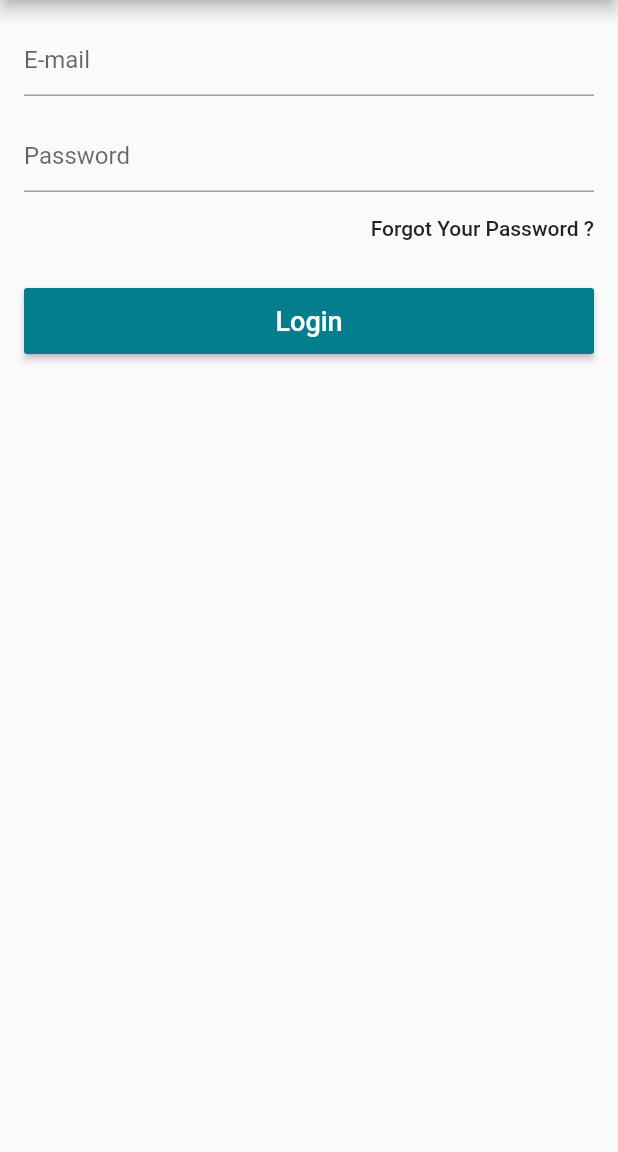
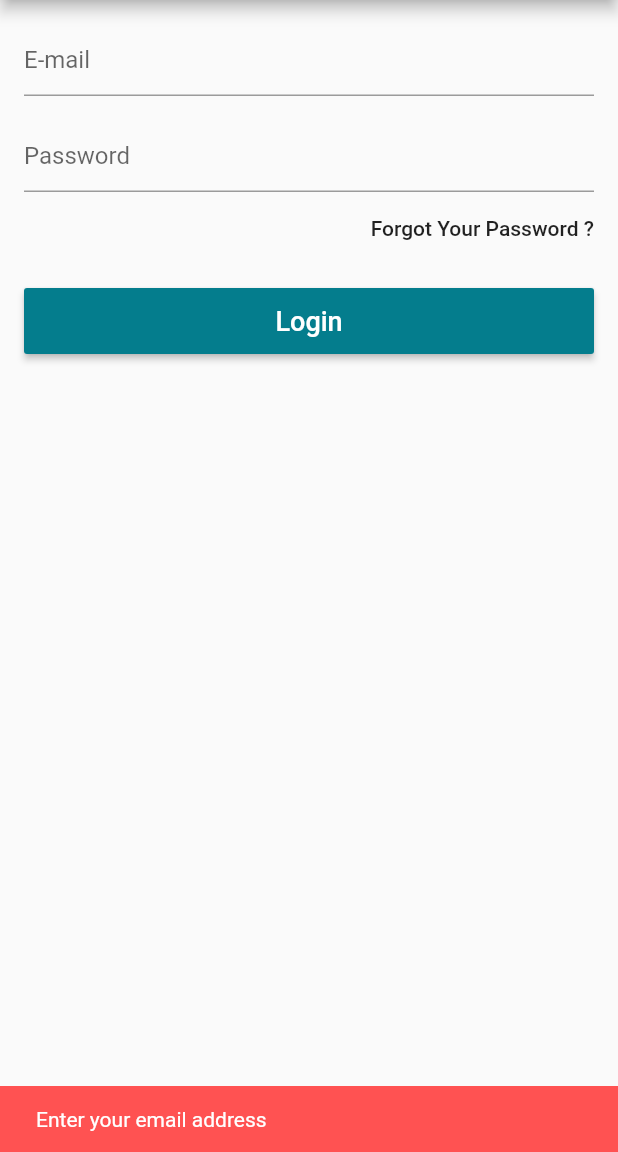
Before and after one commit to AleBark/Online-Store, a Flutter app: the LoginScreen screen opened directly, after a tap on "Forgot Your Password ?", on a phone screen of 412 x 824 dp, the part 84-1236 px from its top. Run offline on Flutter 3.47's test engine with Material 2 defaults, Android fonts, the phone set to English and light mode, and no system bars; our stand-ins replace carousel_pro, cloud_firestore, firebase_auth, transparent_image; accounts and stored records are empty.

Commit message:
forgot password function

```diff
--- a/lib/screens/login_screen.dart
+++ b/lib/screens/login_screen.dart
@@ -9,7 +9,6 @@ class LoginScreen extends StatefulWidget {
 }
 
 class _LoginScreenState extends State<LoginScreen> {
-
   final _formKey = GlobalKey<FormState>();
   final _emailController = TextEditingController();
   final _passwordController = TextEditingController();
@@ -74,7 +73,23 @@ class _LoginScreenState extends State<LoginScreen> {
                   Align(
                     alignment: Alignment.centerRight,
                     child: FlatButton(
-                      onPressed: () {},
+                      onPressed: () {
+                        if (_emailController.text.isEmpty) {
+                          _scaffoldKey.currentState.showSnackBar(SnackBar(
+                            content: Text("Enter your email "
+                                "address"),
+                            backgroundColor: Colors.redAccent,
+                            duration: Duration(seconds: 2),
+                          ));
+                        }else{
+                          model.recoverPass(_emailController.text);
+                          _scaffoldKey.currentState.showSnackBar(SnackBar(
+                            content: Text("Check your email!"),
+                            backgroundColor: Colors.blue,
+                            duration: Duration(seconds: 2),
+                          ));
+                        }
+                      },
                       child: Text(
                         "Forgot Your Password ?",
                         textAlign: TextAlign.right,
@@ -97,15 +112,12 @@ class _LoginScreenState extends State<LoginScreen> {
                       textColor: Colors.white,
                       color: Theme.of(context).primaryColor,
                       onPressed: () {
-                        if (_formKey.currentState.validate()) {
-
-                        }
+                        if (_formKey.currentState.validate()) {}
                         model.signIn(
                             email: _emailController.text,
                             pass: _passwordController.text,
                             onSuccess: _onSuccess,
-                            onFail: _onFail
-                        );
+                            onFail: _onFail);
                       },
                     ),
                   )
@@ -115,6 +127,7 @@ class _LoginScreenState extends State<LoginScreen> {
           },
         ));
   }
+
   void _onSuccess() {
     Navigator.of(context).pop();
   }
```
